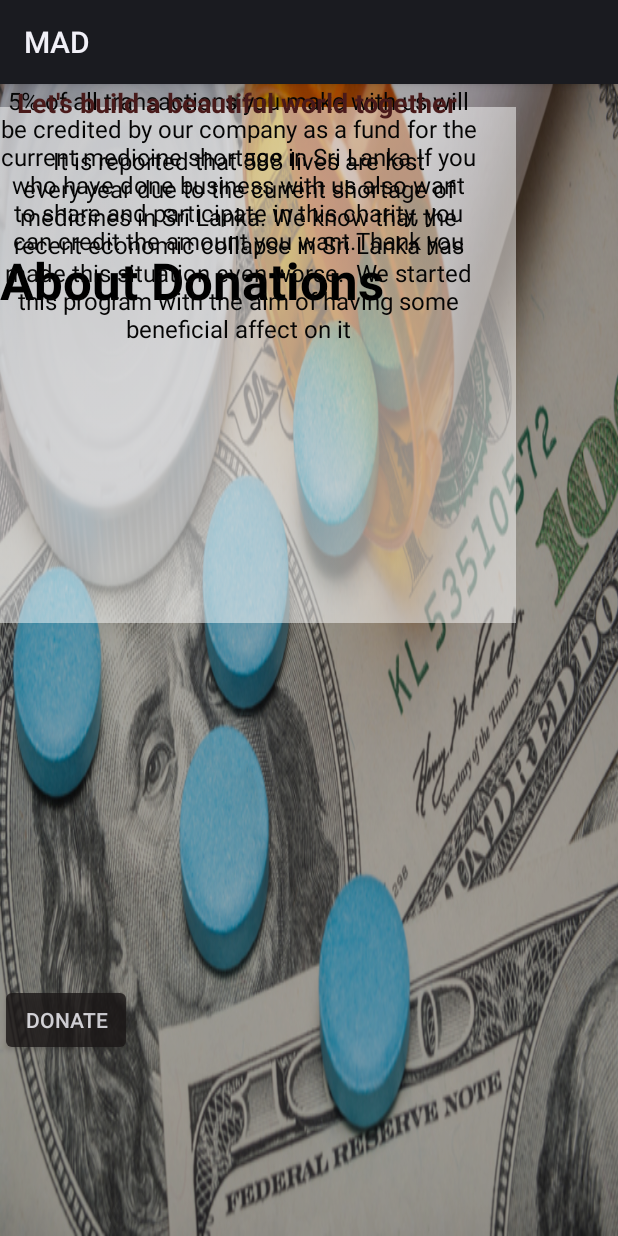
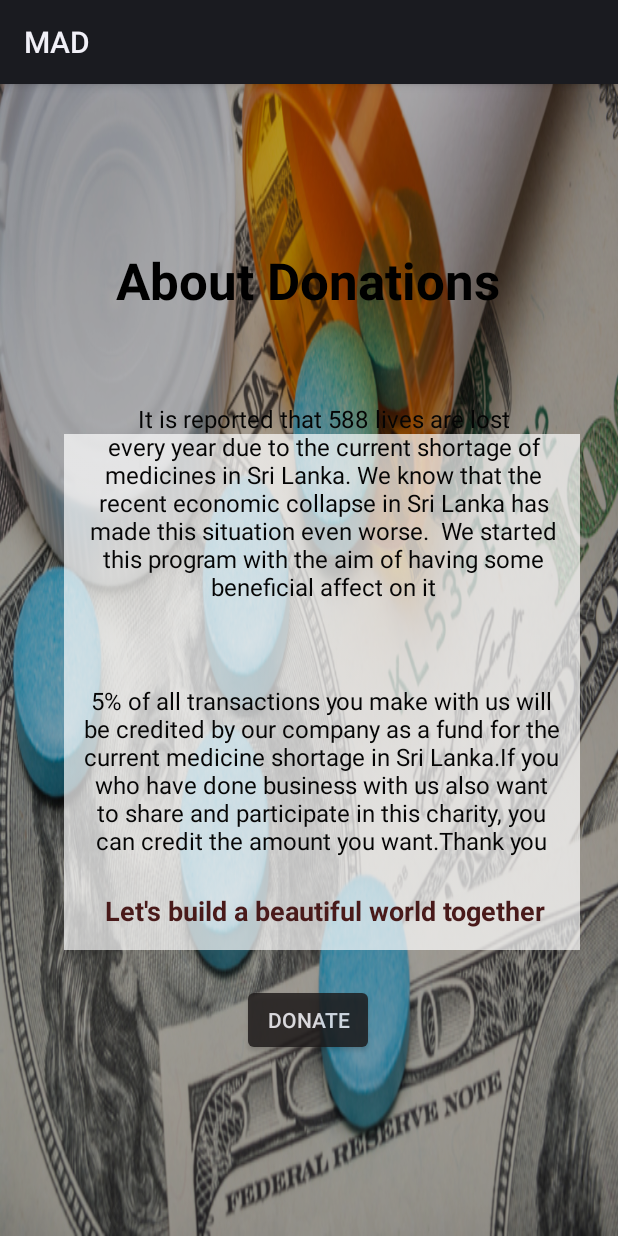
Before and after one commit to IT21271250/MAD-CKT_Travel_and_Tourism, an Android app: the layout about.xml on its own in the app's theme, with its tools: preview values and no code run, on a phone screen of 412 x 824 dp. Run offline under Robolectric (Android 15) with nearby library versions, the phone set to English and light mode, and no system bars.

Commit message:
initial commit

```diff
--- a/app/src/main/res/layout/about.xml
+++ b/app/src/main/res/layout/about.xml
@@ -1,7 +1,8 @@
 <?xml version="1.0" encoding="utf-8"?>
-<RelativeLayout xmlns:android="http://schemas.android.com/apk/res/android"
+<androidx.constraintlayout.widget.ConstraintLayout xmlns:android="http://schemas.android.com/apk/res/android"
     xmlns:app="http://schemas.android.com/apk/res-auto"
     xmlns:tools="http://schemas.android.com/tools"
+    android:id="@+id/relativeLayout"
     android:layout_width="match_parent"
     android:layout_height="match_parent"
     android:background="@drawable/aaa">
@@ -12,21 +13,22 @@
         android:layout_height="match_parent"
         android:alpha="0.3"
         android:background="@android:color/black"
-        tools:layout_editor_absoluteX="0dp"
-        tools:layout_editor_absoluteY="0dp" />
+        app:layout_constraintStart_toStartOf="parent"
+        app:layout_constraintTop_toTopOf="parent" />
 
     <ImageView
         android:id="@+id/imageView"
         android:layout_width="344dp"
         android:layout_height="374dp"
         android:layout_marginBottom="176dp"
-        android:alpha="0.5"
+        android:alpha="0.7"
         android:src="@drawable/img_2"
         app:layout_constraintBottom_toBottomOf="@+id/view"
         app:layout_constraintEnd_toEndOf="@+id/view"
-        app:layout_constraintHorizontal_bias="0.492"
-        app:layout_constraintStart_toStartOf="@+id/view"
+        app:layout_constraintHorizontal_bias="0.626"
+        app:layout_constraintStart_toStartOf="parent"
         app:layout_constraintTop_toBottomOf="@+id/textView4"
+        app:layout_constraintTop_toTopOf="parent"
         app:layout_constraintVertical_bias="1.0" />
 
     <Button
@@ -60,14 +62,15 @@
         android:id="@+id/textView5"
         android:layout_width="318dp"
         android:layout_height="140dp"
-        android:layout_marginTop="40dp"
+        android:layout_marginTop="212dp"
         android:text="It is reported that 588 lives are lost every year due to the current shortage of medicines in Sri Lanka. We know that the recent economic collapse in Sri Lanka has made this situation even worse.  We started this program with the aim of having some beneficial affect on it"
         android:textAlignment="center"
         android:textColor="#050505"
         android:textSize="16sp"
         app:layout_constraintEnd_toEndOf="@+id/imageView"
-        app:layout_constraintStart_toStartOf="@+id/imageView"
-        app:layout_constraintTop_toTopOf="@+id/imageView" />
+        app:layout_constraintHorizontal_bias="0.823"
+        app:layout_constraintStart_toStartOf="parent"
+        app:layout_constraintTop_toTopOf="parent" />
 
     <TextView
         android:id="@+id/textView6"
@@ -80,7 +83,10 @@
         android:textSize="16sp"
         app:layout_constraintBottom_toBottomOf="@+id/imageView"
         app:layout_constraintEnd_toEndOf="@+id/imageView"
-        app:layout_constraintStart_toStartOf="@+id/imageView" />
+        app:layout_constraintHorizontal_bias="0.808"
+        app:layout_constraintStart_toStartOf="parent"
+        app:layout_constraintTop_toTopOf="parent"
+        app:layout_constraintVertical_bias="1.0" />
 
     <TextView
         android:id="@+id/textView7"
@@ -94,5 +100,9 @@
         android:textSize="18sp"
         android:textStyle="bold"
         app:layout_constraintBottom_toBottomOf="@+id/imageView"
-        app:layout_constraintEnd_toEndOf="@+id/imageView" />
-</RelativeLayout>
+        app:layout_constraintEnd_toEndOf="@+id/imageView"
+        app:layout_constraintHorizontal_bias="1.0"
+        app:layout_constraintStart_toStartOf="parent"
+        app:layout_constraintTop_toTopOf="parent"
+        app:layout_constraintVertical_bias="1.0" />
+</androidx.constraintlayout.widget.ConstraintLayout>
```
